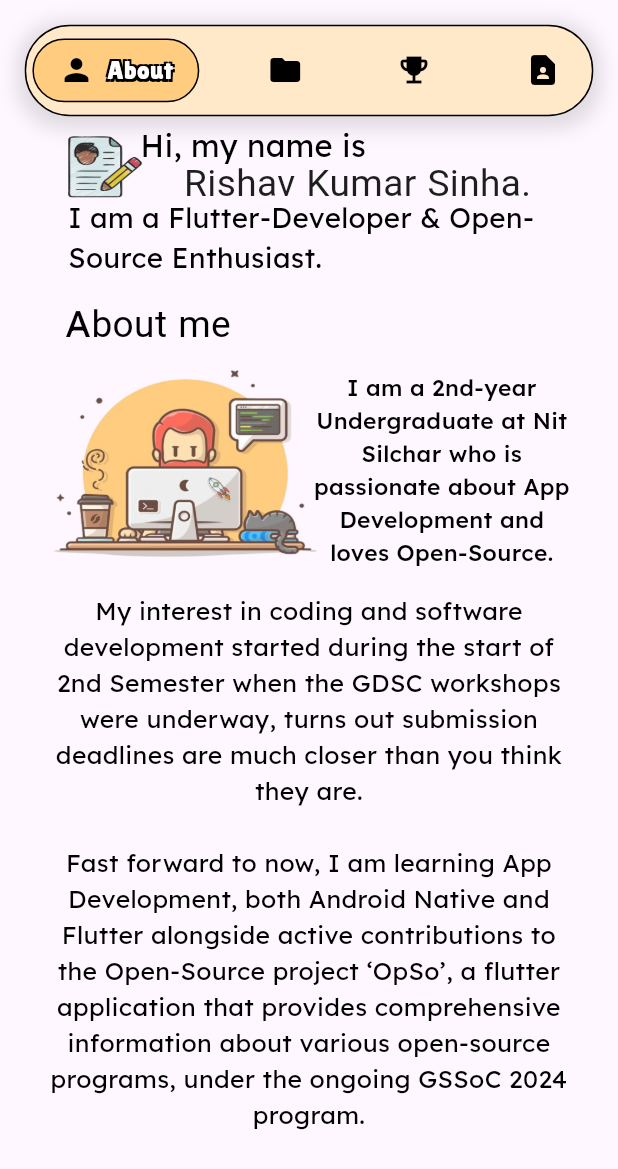
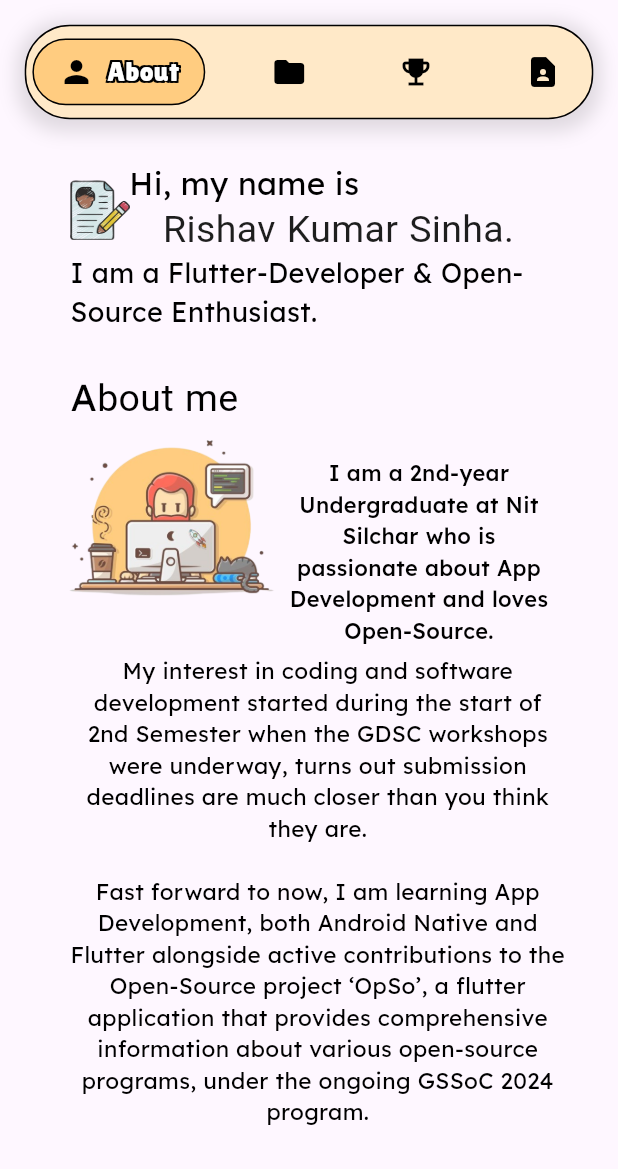
Before and after one commit to RishavKumarSinha/Flutter-Portfolio, a Flutter app: the screen it shows after launch, on a phone screen of 412 x 824 dp. Shown: the top 1169 px of the screen. Run offline on Flutter 3.47's test engine with Material 3 defaults, Android fonts, the phone set to English and light mode, and no system bars; drawn by our look-alikes of google_nav_bar; our stand-ins replace google_fonts; Roboto replaces fonts that are missing (Rowdies).

Commit message:
Fixed Responsiveness for Mobile view

```diff
--- a/portfolio/lib/homepage.dart
+++ b/portfolio/lib/homepage.dart
@@ -22,26 +22,26 @@ class _HomePageState extends State<HomePage> {
             child: Column(
               children: [
                 Container(
-                  height: screenHeight * 0.1,
+                  height: screenHeight * 0.13,
                   color: Colors.transparent,
                 ),
                 SizedBox(
-                  width: screenWidth * 0.9,
-                  height: screenHeight * 0.12,
+                  width: screenWidth * 0.85,
+                  height: screenHeight * 0.15,
                   child: Stack(
                     children: [
                       Positioned(
-                        left: screenWidth * 0.03,
+                        left: screenWidth * 0.5-174,
                         top: screenHeight * 0.0,
                         child: SizedBox(
-                          width: screenWidth * 0.66,
+                          width: 200,
                           height: screenHeight * 0.05,
                           child: Text(
                             'Hi, my name is',
                             textAlign: TextAlign.center,
                             style: TextStyle(
                               color: Colors.black,
-                              fontSize: screenWidth * 0.05,
+                              fontSize: 21,
                               fontFamily: GoogleFonts.lexend().fontFamily,
                               fontWeight: FontWeight.w400,
                             ),
@@ -49,17 +49,17 @@ class _HomePageState extends State<HomePage> {
                         ),
                       ),
                       Positioned(
-                        left: screenWidth * 0.04,
-                        top: screenHeight * 0.026,
+                        left: screenWidth * 0.5-194,
+                        top: screenHeight * 0.033,
                         child: SizedBox(
-                          width: screenWidth * 0.77,
+                          width: 300,
                           height: screenHeight * 0.05,
                           child: Text(
                             'Rishav Kumar Sinha.',
                             textAlign: TextAlign.right,
                             style: TextStyle(
                               color: const Color(0xFF1E1E1E),
-                              fontSize: screenWidth * 0.06,
+                              fontSize: 25,
                               fontFamily: GoogleFonts.rowdies().fontFamily,
                               fontWeight: FontWeight.w400,
                             ),
@@ -67,16 +67,16 @@ class _HomePageState extends State<HomePage> {
                         ),
                       ),
                       Positioned(
-                        left: screenWidth * 0.06,
-                        top: screenHeight * 0.06,
+                        left: screenWidth * 0.5-190,
+                        top: screenHeight * 0.075,
                         child: SizedBox(
-                          width: screenWidth * 0.8,
-                          height: screenHeight * 0.07,
+                          width: 360,
+                          height: screenHeight * 0.1,
                           child: Text(
                             'I am a Flutter-Developer & Open-\nSource Enthusiast.',
                             style: TextStyle(
                               color: Colors.black,
-                              fontSize: screenWidth * 0.045,
+                              fontSize: 18,
                               fontFamily: GoogleFonts.lexend().fontFamily,
                               fontWeight: FontWeight.w400,
                             ),
@@ -84,11 +84,11 @@ class _HomePageState extends State<HomePage> {
                         ),
                       ),
                       Positioned(
-                        left: screenWidth * 0.06,
-                        top: screenHeight * 0.01,
+                        left: screenWidth * 0.5-190,
+                        top: screenHeight * 0.016,
                         child: Container(
-                          width: screenWidth * 0.12,
-                          height: screenHeight * 0.05,
+                          width: 40,
+                          height: 40,
                           decoration: const BoxDecoration(
                             image: DecorationImage(
                               image: AssetImage('assets/images/resume.png'),
@@ -105,30 +105,30 @@ class _HomePageState extends State<HomePage> {
                   color: Colors.transparent,
                 ),
                 SizedBox(
-                  width: screenWidth * 0.95,
+                  width: screenWidth * 0.85,
                   height: screenHeight * 0.8,
                   child: Stack(
                     children: [
                       Positioned(
-                        left: screenWidth * 0.08,
+                        left: screenWidth * 0.5-190,
                         top: screenHeight * 0.0,
                         child: Text(
                           'About me',
                           textAlign: TextAlign.center,
                           style: TextStyle(
                             color: const Color.fromARGB(255, 0, 0, 0),
-                            fontSize: screenWidth * 0.06,
+                            fontSize: 25,
                             fontFamily: GoogleFonts.rowdies().fontFamily,
                             fontWeight: FontWeight.w400,
                           ),
                         ),
                       ),
                       Positioned(
-                        left: screenWidth * 0.0,
+                        left: screenWidth * 0.5-210,
                         top: screenHeight * 0.04,
                         child: Container(
-                          width: screenWidth * 0.55,
-                          height: screenHeight * 0.19,
+                          width: 175,
+                          height: 130,
                           decoration: const BoxDecoration(
                             image: DecorationImage(
                               image: AssetImage('assets/images/lazy.png'),
@@ -138,17 +138,17 @@ class _HomePageState extends State<HomePage> {
                         ),
                       ),
                       Positioned(
-                        left: screenWidth * 0.48,
-                        top: screenHeight * 0.06,
+                        left: screenWidth * 0.5-50,
+                        top: screenHeight * 0.07,
                         child: SizedBox(
-                          width: screenWidth * 0.42,
+                          width: 185,
                           height: screenHeight * 0.22,
                           child: Text(
                             'I am a 2nd-year Undergraduate at Nit Silchar who is passionate about App Development and loves Open-Source.',
                             textAlign: TextAlign.center,
                             style: TextStyle(
                               color: Colors.black,
-                              fontSize: screenWidth * 0.037,
+                              fontSize: 14.5,
                               fontFamily: GoogleFonts.lexend().fontFamily,
                               fontWeight: FontWeight.w500,
 
@@ -157,17 +157,17 @@ class _HomePageState extends State<HomePage> {
                         ),
                       ),
                       Positioned(
-                        left: screenWidth * 0.05,
-                        top: screenHeight * 0.24,
+                        left: screenWidth * 0.5-190,
+                        top: screenHeight * 0.23,
                         child: SizedBox(
-                          width: screenWidth * 0.85,
+                          width: 330,
                           height: screenHeight * 0.6,
                           child: Text(
                             'My interest in coding and software development started during the start of 2nd Semester when the GDSC workshops were underway, turns out submission deadlines are much closer than you think they are.\n\nFast forward to now, I am learning App Development, both Android Native and Flutter alongside active contributions to the Open-Source project ‘OpSo’, a flutter application that provides comprehensive information about various open-source programs, under the ongoing GSSoC 2024 program.',
                             textAlign: TextAlign.center,
                             style: TextStyle(
                               color: Colors.black,
-                              fontSize: screenWidth * 0.04,
+                              fontSize: 15,
                               fontFamily: GoogleFonts.lexend().fontFamily,
                               fontWeight: FontWeight.w400,
                             ),
@@ -186,7 +186,7 @@ class _HomePageState extends State<HomePage> {
             right: screenWidth * 0.04,
             child: Center(
               child: Container(
-                constraints: const BoxConstraints(maxWidth: 600),
+                constraints: const BoxConstraints(maxWidth: 800),
                 decoration: BoxDecoration(
                   color: const Color(0xFFFFE9C8),
                   borderRadius: BorderRadius.circular(30),
@@ -217,7 +217,7 @@ class _HomePageState extends State<HomePage> {
                         text: 'About',
                         textStyle: GoogleFonts.lilitaOne(
                           color: Colors.white,
-                          fontSize: screenWidth * 0.04,
+                          fontSize: 18,
                           shadows: const [
                             Shadow(
                               offset: Offset(-1.5, -1.5),
@@ -244,7 +244,7 @@ class _HomePageState extends State<HomePage> {
                         icon: Icons.folder,
                         text: 'Projects',
                         textStyle: GoogleFonts.lilitaOne(
-                          fontSize: screenWidth * 0.04,
+                          fontSize: 16,
                           color: Colors.white,
                           shadows: const [
                             Shadow(
@@ -272,7 +272,7 @@ class _HomePageState extends State<HomePage> {
                         icon: Icons.emoji_events,
                         text: 'Achievement',
                         textStyle: GoogleFonts.lilitaOne(
-                          fontSize: screenWidth * 0.04,
+                          fontSize: 16,
                           color: Colors.white,
                           shadows: const [
                             Shadow(
@@ -300,7 +300,7 @@ class _HomePageState extends State<HomePage> {
                         icon: Icons.contact_page,
                         text: 'Contact',
                         textStyle: GoogleFonts.lilitaOne(
-                          fontSize: screenWidth * 0.04,
+                          fontSize: 16,
                           color: Colors.white,
                           shadows: const [
                             Shadow(
```
